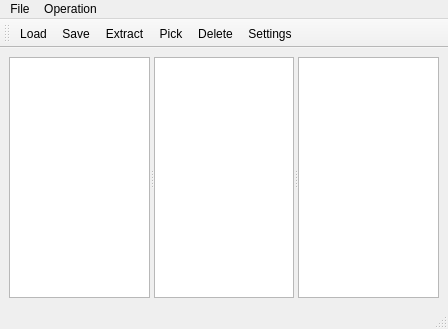
This is MainWindow.ui in congchenutd/commentextractor as Qt 5 draws it before an edit. The edited form follows.
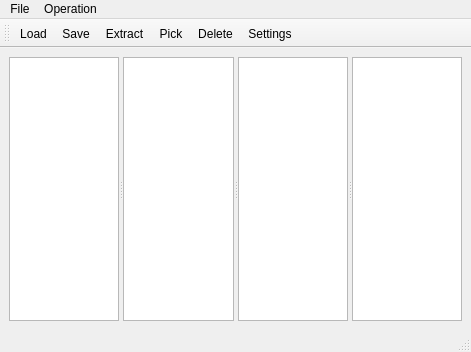
This is the edited form. Icons and pictures are not drawn.

Patch:
```diff
--- a/MainWindow.ui
+++ b/MainWindow.ui
@@ -6,8 +6,8 @@
    <rect>
     <x>0</x>
     <y>0</y>
-    <width>448</width>
-    <height>329</height>
+    <width>471</width>
+    <height>352</height>
    </rect>
   </property>
   <property name="windowTitle">
@@ -17,15 +17,23 @@
    <layout class="QVBoxLayout" name="verticalLayout">
     <item>
      <widget class="QSplitter" name="splitter">
-      <property name="sizePolicy">
-       <sizepolicy hsizetype="Expanding" vsizetype="Expanding">
-        <horstretch>0</horstretch>
-        <verstretch>0</verstretch>
-       </sizepolicy>
-      </property>
       <property name="orientation">
        <enum>Qt::Horizontal</enum>
       </property>
+      <widget class="QTableView" name="tvModules">
+       <property name="editTriggers">
+        <set>QAbstractItemView::NoEditTriggers</set>
+       </property>
+       <property name="selectionMode">
+        <enum>QAbstractItemView::ExtendedSelection</enum>
+       </property>
+       <property name="selectionBehavior">
+        <enum>QAbstractItemView::SelectRows</enum>
+       </property>
+       <property name="sortingEnabled">
+        <bool>true</bool>
+       </property>
+      </widget>
       <widget class="QTableView" name="tvTagCount">
        <property name="editTriggers">
         <set>QAbstractItemView::NoEditTriggers</set>
@@ -80,8 +88,8 @@
     <rect>
      <x>0</x>
      <y>0</y>
-     <width>448</width>
-     <height>22</height>
+     <width>471</width>
+     <height>29</height>
     </rect>
    </property>
    <widget class="QMenu" name="menuFile">
```
